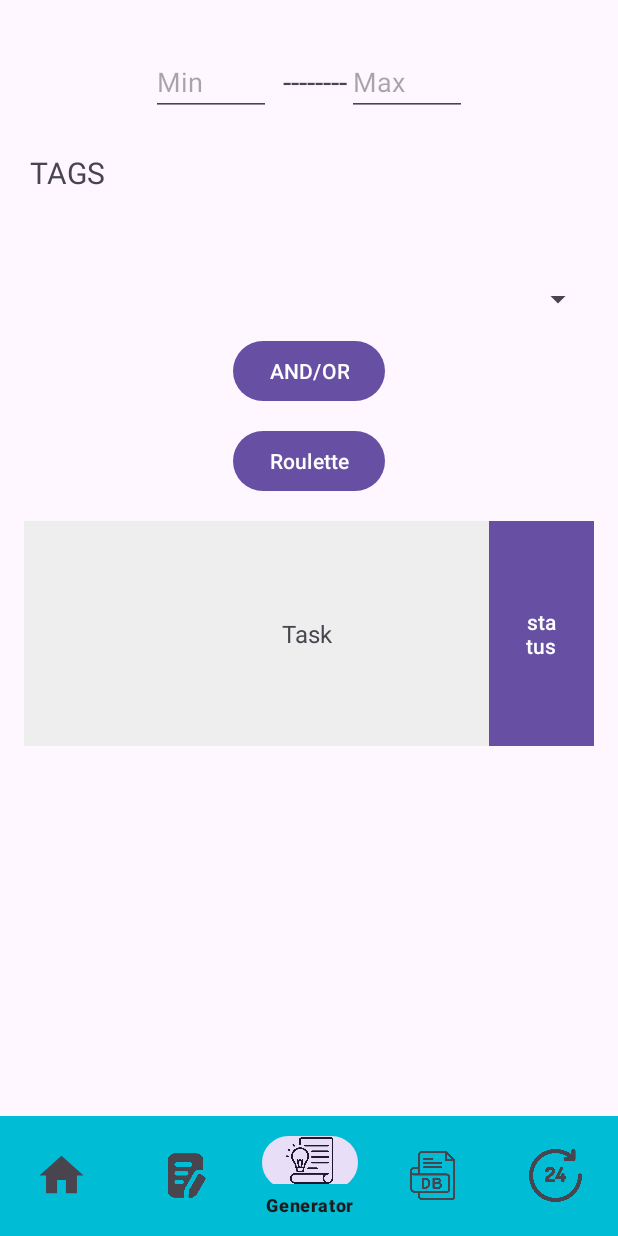
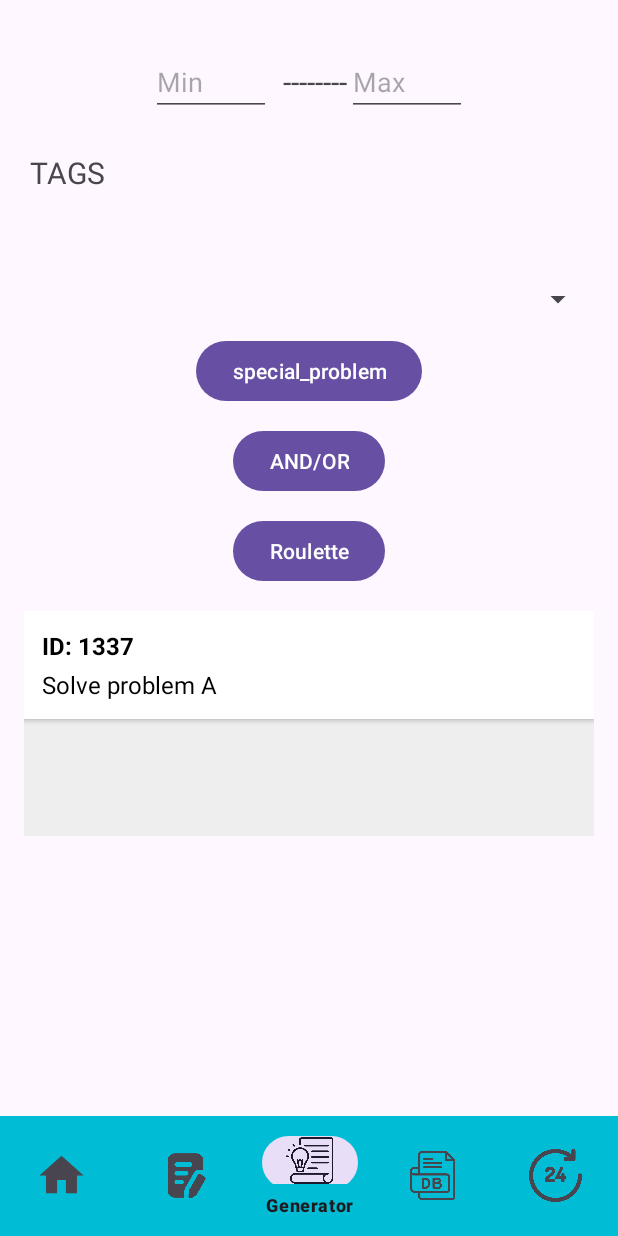
Before and after one commit to MikhailKapitov/android-cf-roulette, an Android app: the TaskGeneratorPageFragment screen opened through its navigation route, on a phone screen of 412 x 824 dp. Run offline under Robolectric (Android 15) with nearby library versions, the phone set to English and light mode, and no system bars; our stand-ins replace navigation-ui; pictures from the network do not load; 1 statement that could not run was skipped.

Commit message:
some realizations in generator and add default values for test

```diff
--- a/CF_Roulette/app/src/main/java/com/example/cf_roulette/fragments/TaskGeneratorPageFragment.kt
+++ b/CF_Roulette/app/src/main/java/com/example/cf_roulette/fragments/TaskGeneratorPageFragment.kt
@@ -1,17 +1,54 @@
 package com.example.cf_roulette.fragments
 
+import android.content.ClipData
+import android.content.ClipboardManager
+import android.content.Context
 import android.os.Bundle
 import android.view.LayoutInflater
 import android.view.View
 import android.view.ViewGroup
+import android.widget.FrameLayout
+import android.widget.TextView
+import android.widget.Toast
 import androidx.fragment.app.Fragment
 import com.example.cf_roulette.R
+import com.example.cf_roulette.data.Task
 
 class TaskGeneratorPageFragment :Fragment() {
     override fun onCreateView(
         inflater: LayoutInflater, container: ViewGroup?,
         savedInstanceState: Bundle?
     ): View? {
-        return inflater.inflate(R.layout.task_generator_page_fragment, container, false)
+        val view = inflater.inflate(R.layout.task_generator_page_fragment, container, false)
+        val placeholder = view.findViewById<FrameLayout>(R.id.task_placeholder)
+
+        placeholder.removeAllViews()
+
+        val task = Task(1337, "Solve problem A", 0, "https://codeforces.com/problemset/problem/1/A")
+
+        val taskCard = layoutInflater.inflate(R.layout.item_task, placeholder, false)
+        taskCard.findViewById<TextView>(R.id.task_id).text = "ID: ${task.id}"
+        taskCard.findViewById<TextView>(R.id.task_name).text = task.name
+
+        // Скрыть статус
+        taskCard.findViewById<TextView>(R.id.task_status).visibility = View.GONE
+
+        // Обработчик нажатия
+        taskCard.setOnClickListener {
+            task.link?.let {
+                copyToClipboard(it)
+                Toast.makeText(requireContext(), "Ссылка скопирована!", Toast.LENGTH_SHORT).show()
+            }
+        }
+
+        placeholder.addView(taskCard)
+
+        return view
+    }
+
+    private fun copyToClipboard(text: String) {
+        val clipboard = requireContext().getSystemService(Context.CLIPBOARD_SERVICE) as ClipboardManager
+        val clip = ClipData.newPlainText("Task Link", text)
+        clipboard.setPrimaryClip(clip)
     }
 }
--- a/CF_Roulette/app/src/main/res/layout/task_generator_page_fragment.xml
+++ b/CF_Roulette/app/src/main/res/layout/task_generator_page_fragment.xml
@@ -54,6 +54,13 @@
         android:layout_width="match_parent"
         android:layout_height="wrap_content"
         android:layout_marginTop="12dp"/>
+    <Button
+        android:id="@+id/specialProblemButton"
+        android:layout_width="wrap_content"
+        android:layout_height="wrap_content"
+        android:text="special_problem"
+        android:layout_gravity="center"
+        android:layout_marginTop="12dp"/>
 
     <!-- Кнопка AND/OR -->
     <Button
@@ -80,22 +87,11 @@
         android:layout_marginTop="16dp"
         android:background="#EEEEEE">
 
-        <TextView
-            android:id="@+id/taskView"
+        <FrameLayout
+            android:id="@+id/task_placeholder"
             android:layout_width="match_parent"
             android:layout_height="match_parent"
-            android:gravity="center"
-            android:text="Task "
-            android:textSize="16sp"
-            android:padding="8dp"/>
-
-        <Button
-            android:id="@+id/statusButton"
-            android:layout_width="70dp"
-            android:text="status"
-            android:layout_height="match_parent"
-            android:layout_alignParentEnd="true"
-            android:background="#2196F3"/>
+            android:layout_centerInParent="true" />
     </RelativeLayout>
 
 </LinearLayout>
```
